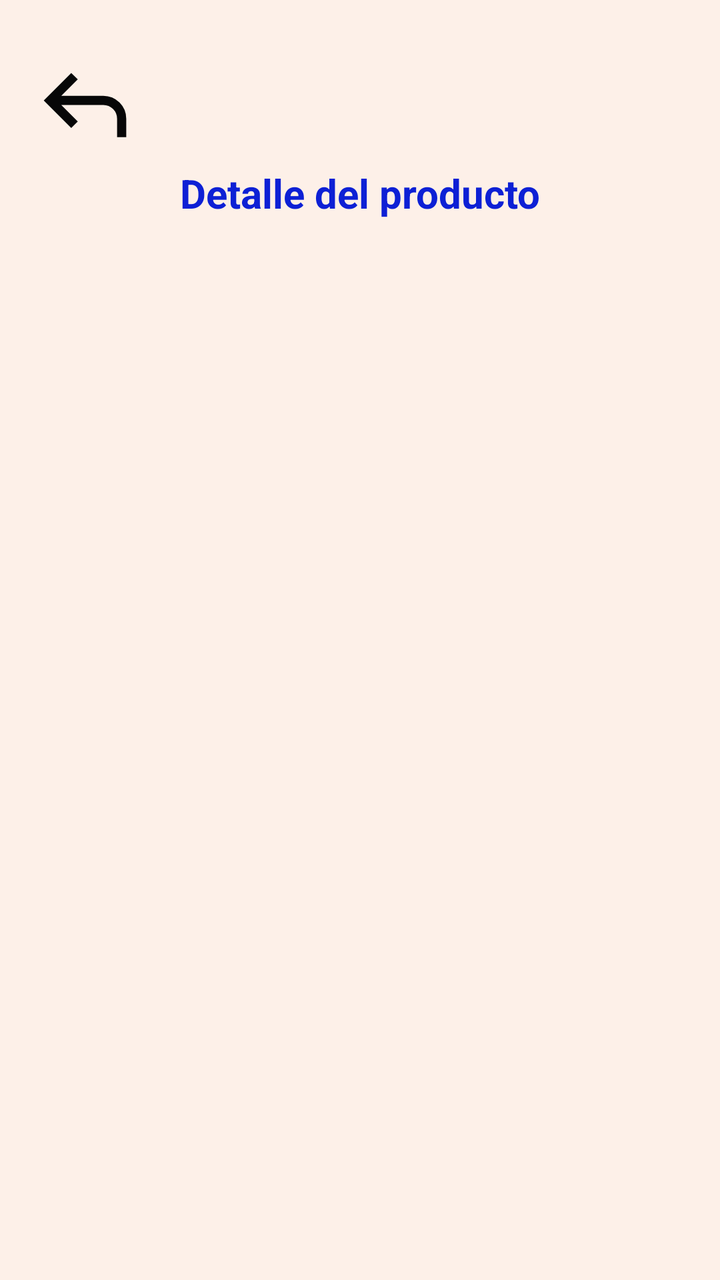
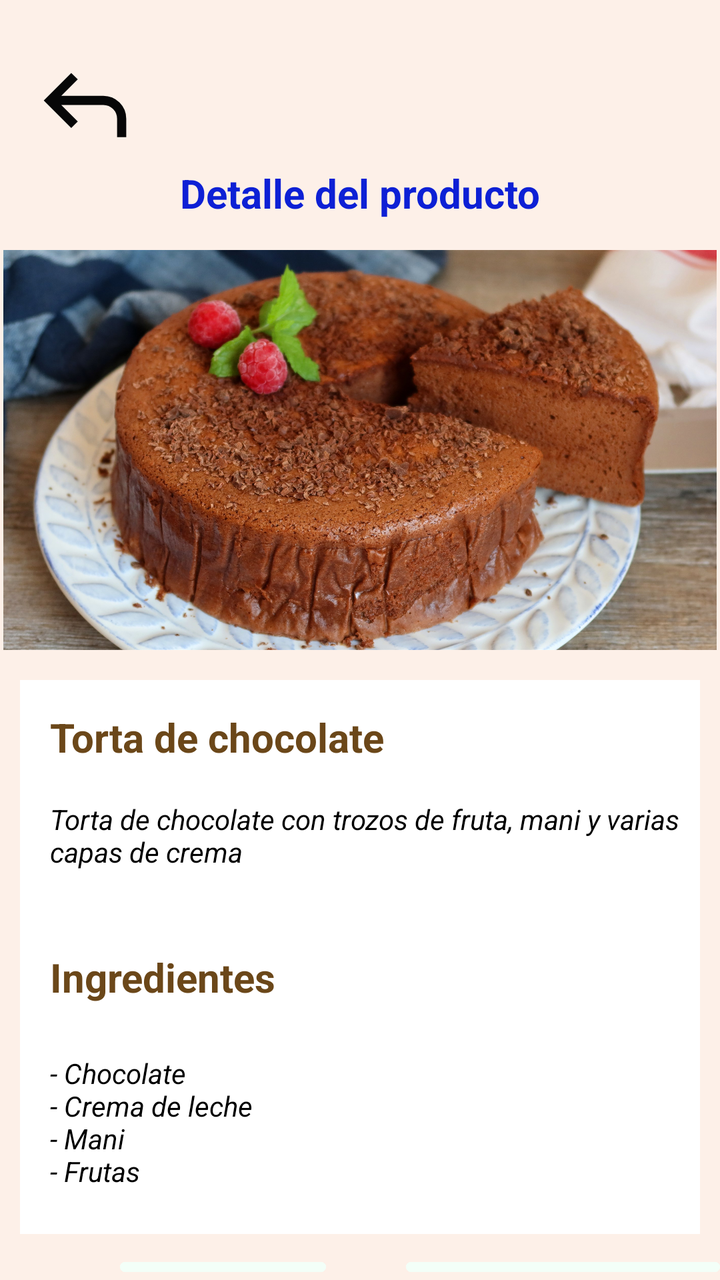

An Android layout rendered at two revisions. The XML below is the earlier revision; the diff shows what the commit changed to produce the second picture.
<!-- AndroidManifest.xml: application theme Theme.MYODelicious -->
<!-- res/layout/activity_detalle_producto.xml -->
<?xml version="1.0" encoding="utf-8"?>
<LinearLayout xmlns:android="http://schemas.android.com/apk/res/android"
    xmlns:app="http://schemas.android.com/apk/res-auto"
    xmlns:tools="http://schemas.android.com/tools"
    android:id="@+id/main"
    android:layout_width="match_parent"
    android:layout_height="match_parent"
    android:orientation="vertical"
    android:background="@color/crema"
    tools:context=".ui.main.productos.DetalleProductoActivity">

    <ImageView
        android:id="@+id/img_out_prodc"
        android:layout_width="55dp"
        android:layout_height="55dp"
        android:layout_gravity="left"
        android:layout_marginTop="25dp"
        android:layout_marginLeft="15dp"
        android:src="@drawable/ic_regresar" />

    <TextView
        android:layout_width="match_parent"
        android:layout_height="wrap_content"
        android:text="@string/detalle_del_producto"
        android:textColor="@color/blue"
        android:textSize="20sp"
        android:layout_marginTop="3dp"
        android:textAlignment="center"
        android:textStyle="bold"/>





</LinearLayout>
<!-- resources referenced by this layout -->
<resources>
  <color name="blue">#0D20D5</color>
  <color name="crema">#fdf0e8</color>
  <!-- drawable ic_regresar (drawable) -->
  <vector xmlns:android="http://schemas.android.com/apk/res/android" android:autoMirrored="true" android:height="24dp" android:tint="#070707" android:viewportHeight="960" android:viewportWidth="960" android:width="24dp">
        
      <path android:fillColor="@android:color/white" android:pathData="M760,760L760,600Q760,550 725,515Q690,480 640,480L273,480L417,624L360,680L120,440L360,200L417,256L273,400L640,400Q723,400 781.5,458.5Q840,517 840,600L840,760L760,760Z"/>
      
  </vector>
  <string name="detalle_del_producto">Detalle del producto</string>
  <style name="Theme.MYODelicious" parent="Base.Theme.MYODelicious">
          <item name="colorPrimary">@color/gris</item>
      </style>
  <style name="Base.Theme.MYODelicious" parent="Theme.Material3.DayNight.NoActionBar">
          
          
      </style>
  <color name="gris">#787474</color>
</resources>

<!-- the commit's change to res/layout/activity_detalle_producto.xml (unified diff, before → after) -->
@@ -28,6 +28,96 @@
         android:textAlignment="center"
         android:textStyle="bold"/>
 
+    <ImageView
+        android:layout_width="wrap_content"
+        android:layout_height="200dp"
+        android:layout_marginTop="15dp"
+        android:src="@drawable/torta_de_chocolate"/>
+
+
+    <FrameLayout
+        android:layout_width="340dp"
+        android:layout_height="277dp"
+        android:layout_gravity="center"
+        android:layout_marginTop="15dp"
+        android:background="@color/white">
+
+        <TextView
+            android:layout_width="wrap_content"
+            android:layout_height="wrap_content"
+            android:layout_margin="15dp"
+            android:text="@string/torta_de_chocolate"
+            android:textColor="@color/cafe"
+            android:textSize="20sp"
+            android:textStyle="bold" />
+
+        <TextView
+            android:layout_width="wrap_content"
+            android:layout_height="wrap_content"
+            android:layout_marginStart="15dp"
+            android:layout_marginTop="60dp"
+            android:text="@string/d_torta_choco"
+            android:textColor="@color/black"
+            android:textStyle="italic" />
+
+        <LinearLayout
+            android:layout_width="match_parent"
+            android:layout_height="wrap_content"
+            android:layout_marginTop="120dp"
+            android:orientation="vertical">
+
+            <TextView
+                android:layout_width="wrap_content"
+                android:layout_height="wrap_content"
+                android:layout_margin="15dp"
+                android:layout_marginTop="150dp"
+                android:text="@string/ingredientes"
+                android:textColor="@color/cafe"
+                android:textSize="20sp"
+                android:textStyle="bold" />
+
+            <TextView
+                android:layout_width="wrap_content"
+                android:layout_height="81dp"
+                android:layout_marginStart="15dp"
+                android:layout_marginTop="10dp"
+                android:text="@string/chocolate_0"
+                android:textColor="@color/black"
+                android:textStyle="italic" />
+
+        </LinearLayout>
+
+
+    </FrameLayout>
+
+    <LinearLayout
+        android:layout_width="wrap_content"
+        android:layout_height="wrap_content"
+        android:orientation="horizontal">
+
+    <Button
+        android:id="@+id/btn_reseña"
+        android:layout_width="wrap_content"
+        android:layout_height="wrap_content"
+        android:text="@string/rese_as"
+        android:textColor="@color/black"
+        android:backgroundTint="@color/verde_claro"
+        android:layout_marginTop="10dp"
+        android:layout_marginLeft="60dp"/>
+
+        <Button
+            android:id="@+id/btn_agre_carrito"
+            android:layout_width="wrap_content"
+            android:layout_height="wrap_content"
+            android:text="Agregar al carrito"
+            android:textColor="@color/black"
+            android:backgroundTint="@color/verde_claro"
+            android:layout_marginTop="10dp"
+            android:layout_marginLeft="40dp"/>
+
+    </LinearLayout>
+
+
 
 
 
<!-- resource entries referenced after the edit -->
@@ -1,14 +1,24 @@
 <!-- resources referenced by this layout -->
 <resources>
+  <color name="black">#FF000000</color>
   <color name="blue">#0D20D5</color>
+  <color name="cafe">#6B4719</color>
   <color name="crema">#fdf0e8</color>
+  <color name="verde_claro">#f3fff8</color>
+  <color name="white">#FFFFFFFF</color>
   <!-- drawable ic_regresar (drawable) -->
   <vector xmlns:android="http://schemas.android.com/apk/res/android" android:autoMirrored="true" android:height="24dp" android:tint="#070707" android:viewportHeight="960" android:viewportWidth="960" android:width="24dp">
         
       <path android:fillColor="@android:color/white" android:pathData="M760,760L760,600Q760,550 725,515Q690,480 640,480L273,480L417,624L360,680L120,440L360,200L417,256L273,400L640,400Q723,400 781.5,458.5Q840,517 840,600L840,760L760,760Z"/>
       
   </vector>
+  <!-- drawable torta_de_chocolate: jpg bitmap (drawable, 719133 bytes) -->
+  <string name="chocolate_0">- Chocolate\n- Crema de leche\n- Mani\n- Frutas</string>
+  <string name="d_torta_choco">Torta de chocolate con trozos de fruta, mani y varias capas de crema</string>
   <string name="detalle_del_producto">Detalle del producto</string>
+  <string name="ingredientes">Ingredientes</string>
+  <string name="rese_as">Reseñas</string>
+  <string name="torta_de_chocolate">Torta de chocolate</string>
   <style name="Theme.MYODelicious" parent="Base.Theme.MYODelicious">
           <item name="colorPrimary">@color/gris</item>
       </style>
